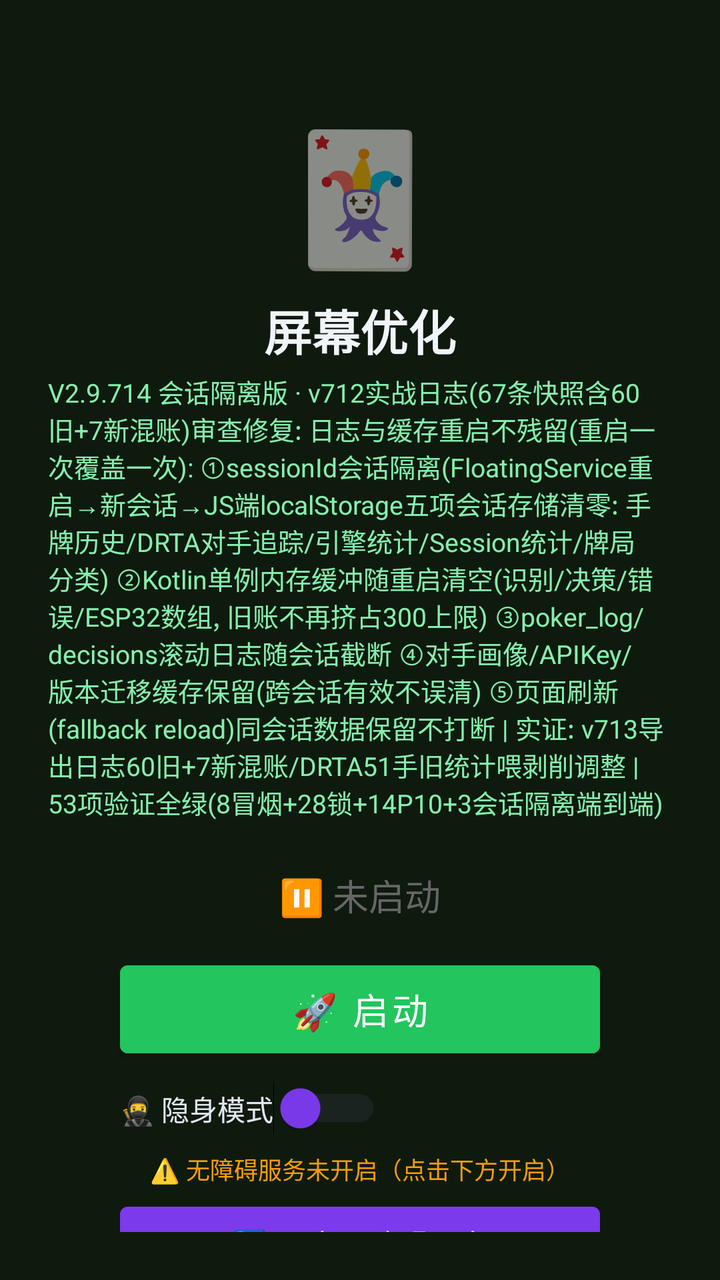
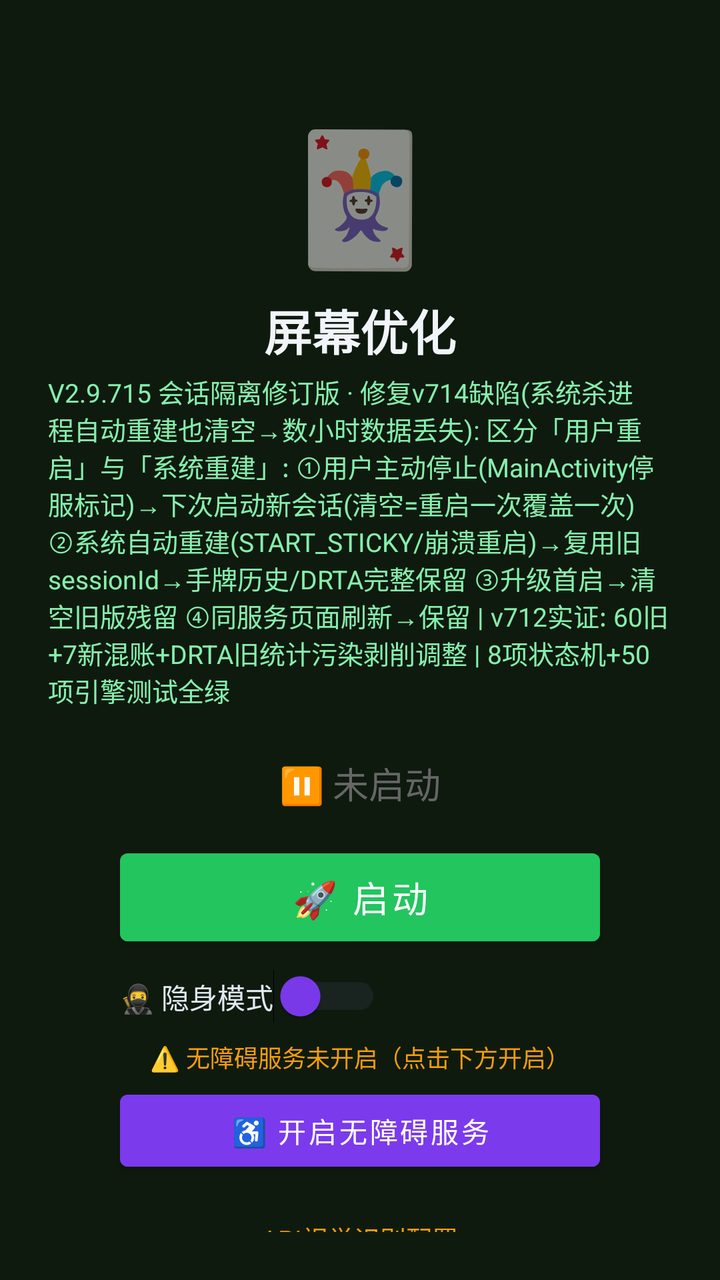

Screens rendered from an Android XML layout before and after an edit, with the pre-edit source and the edit as a unified diff.
<!-- AndroidManifest.xml: activity theme Theme.MjScreenshot -->
<!-- res/layout/activity_main.xml -->
<?xml version="1.0" encoding="utf-8"?>
<LinearLayout xmlns:android="http://schemas.android.com/apk/res/android"
    android:layout_width="match_parent"
    android:layout_height="match_parent"
    android:orientation="vertical"
    android:background="#0f1a0f"
    android:padding="24dp"
    android:gravity="center_horizontal">

    <TextView
        android:layout_width="wrap_content"
        android:layout_height="wrap_content"
        android:text="🃏"
        android:textSize="64sp"
        android:layout_marginTop="30dp" />

    <TextView
        android:layout_width="wrap_content"
        android:layout_height="wrap_content"
        android:text="屏幕优化"
        android:textSize="24sp"
        android:textColor="#f1f5f9"
        android:textStyle="bold"
        android:layout_marginTop="8dp" />

    <TextView
        android:layout_width="wrap_content"
        android:layout_height="wrap_content"
        android:text="V2.9.714 会话隔离版 · v712实战日志(67条快照含60旧+7新混账)审查修复: 日志与缓存重启不残留(重启一次覆盖一次): ①sessionId会话隔离(FloatingService重启→新会话→JS端localStorage五项会话存储清零: 手牌历史/DRTA对手追踪/引擎统计/Session统计/牌局分类) ②Kotlin单例内存缓冲随重启清空(识别/决策/错误/ESP32数组, 旧账不再挤占300上限) ③poker_log/decisions滚动日志随会话截断 ④对手画像/APIKey/版本迁移缓存保留(跨会话有效不误清) ⑤页面刷新(fallback reload)同会话数据保留不打断 | 实证: v713导出日志60旧+7新混账/DRTA51手旧统计喂剥削调整 | 53项验证全绿(8冒烟+28锁+14P10+3会话隔离端到端)"
        android:textSize="13sp"
        android:textColor="#86efac"
        android:layout_marginTop="4dp" />

    <TextView
        android:id="@+id/tvStatus"
        android:layout_width="wrap_content"
        android:layout_height="wrap_content"
        android:text="⏸ 未启动"
        android:textSize="18sp"
        android:textColor="#666666"
        android:layout_marginTop="24dp" />

    <Button
        android:id="@+id/btnStart"
        android:layout_width="240dp"
        android:layout_height="56dp"
        android:text="🚀 启动"
        android:textSize="18sp"
        android:textColor="#ffffff"
        android:backgroundTint="#22c55e"
        android:layout_marginTop="16dp" />

    <Button
        android:id="@+id/btnHelper"
        android:layout_width="240dp"
        android:layout_height="56dp"
        android:text="🃏 打开智囊"
        android:textSize="16sp"
        android:textColor="#ffffff"
        android:backgroundTint="#16a34a"
        android:layout_marginTop="12dp"
        android:visibility="gone" />

    
    <LinearLayout
        android:layout_width="240dp"
        android:layout_height="wrap_content"
        android:orientation="horizontal"
        android:gravity="center_vertical"
        android:layout_marginTop="8dp">

        <Switch
            android:id="@+id/switchStealth"
            android:layout_width="wrap_content"
            android:layout_height="wrap_content"
            android:text="🥷 隐身模式"
            android:textColor="#e2e8f0"
            android:textSize="14sp"
            android:thumbTint="#7c3aed"
            android:trackTint="#374151" />
    </LinearLayout>

    <TextView
        android:id="@+id/tvAccessibilityStatus"
        android:layout_width="wrap_content"
        android:layout_height="wrap_content"
        android:text="⚠️ 无障碍服务未开启（点击下方开启）"
        android:textSize="12sp"
        android:textColor="#f59e0b"
        android:layout_marginTop="8dp"
        android:gravity="center" />

    <Button
        android:id="@+id/btnAccessibility"
        android:layout_width="240dp"
        android:layout_height="48dp"
        android:text="♿ 开启无障碍服务"
        android:textSize="14sp"
        android:textColor="#ffffff"
        android:backgroundTint="#7c3aed"
        android:layout_marginTop="4dp" />

    <TextView
        android:layout_width="wrap_content"
        android:layout_height="wrap_content"
        android:text="━━ API视觉识别配置 ━━"
        android:textSize="13sp"
        android:textColor="#f59e0b"
        android:layout_marginTop="20dp" />

    <LinearLayout
        android:layout_width="match_parent"
        android:layout_height="wrap_content"
        android:orientation="horizontal"
        android:layout_marginTop="8dp"
        android:gravity="center_vertical">

        <TextView
            android:layout_width="wrap_content"
            android:layout_height="wrap_content"
            android:text="平台:"
            android:textSize="14sp"
            android:textColor="#94a3b8" />

        <Spinner
            android:id="@+id/spinnerProvider"
            android:layout_width="120dp"
            android:layout_height="40dp"
            android:layout_marginStart="8dp"
            android:backgroundTint="#374151" />

        <TextView
            android:id="@+id/tvApiStatus"
            android:layout_width="wrap_content"
            android:layout_height="wrap_content"
            android:text="❌ 未配置"
            android:textSize="12sp"
            android:textColor="#ef4444"
            android:layout_marginStart="12dp" />
    </LinearLayout>

    <EditText
        android:id="@+id/etApiKey"
        android:layout_width="match_parent"
        android:layout_height="44dp"
        android:hint="输入API Key（如 sk-xxx）"
        android:textSize="14sp"
        android:textColor="#e2e8f0"
        android:textColorHint="#64748b"
        android:backgroundTint="#374151"
        android:inputType="textPassword"
        android:layout_marginTop="8dp"
        android:paddingStart="12dp"
        android:paddingEnd="12dp" />

    <Button
        android:id="@+id/btnSaveApi"
        android:layout_width="200dp"
        android:layout_height="44dp"
        android:text="💾 保存API配置"
        android:textSize="14sp"
        android:textColor="#ffffff"
        android:backgroundTint="#d97706"
        android:layout_marginTop="8dp" />

    <TextView
        android:id="@+id/tvHint"
        android:layout_width="wrap_content"
        android:layout_height="wrap_content"
        android:text="先点上方按钮启动截屏"
        android:textSize="13sp"
        android:textColor="#666666"
        android:layout_marginTop="12dp"
        android:gravity="center" />

    <TextView
        android:layout_width="wrap_content"
        android:layout_height="wrap_content"
        android:text="使用步骤：\n1. 配置API Key（支持OpenAI/通义千问VL/硅基流动）\n2. 点「开启无障碍服务」→ 开启\n3. 开启「🥷隐身模式」(反检测)\n4. 点「启动」→ 允许悬浮窗\n5. 打牌时点屏幕上的🎯悬浮球即可截屏识别\n★ 拖动悬浮球可移到不挡牌的位置 ★\n★ 长按悬浮球可展开/收起详细面板 ★\n★ 悬浮球边框颜色=建议：绿=加注 橙=跟注 红=弃牌 ★"
        android:textSize="12sp"
        android:textColor="#64748b"
        android:layout_marginTop="12dp"
        android:lineSpacingExtra="3dp" />

</LinearLayout>
<!-- resources referenced by this layout -->
<resources>
  <style name="Theme.MjScreenshot" parent="Theme.MaterialComponents.DayNight.DarkActionBar">
          <item name="colorPrimary">#1e40af</item>
          <item name="colorPrimaryVariant">#1e3a8a</item>
          <item name="colorOnPrimary">#ffffff</item>
          <item name="android:statusBarColor">#0f172a</item>
      </style>
</resources>

<!-- the commit's change to res/layout/activity_main.xml (unified diff, before → after) -->
@@ -26,7 +26,7 @@
     <TextView
         android:layout_width="wrap_content"
         android:layout_height="wrap_content"
-        android:text="V2.9.714 会话隔离版 · v712实战日志(67条快照含60旧+7新混账)审查修复: 日志与缓存重启不残留(重启一次覆盖一次): ①sessionId会话隔离(FloatingService重启→新会话→JS端localStorage五项会话存储清零: 手牌历史/DRTA对手追踪/引擎统计/Session统计/牌局分类) ②Kotlin单例内存缓冲随重启清空(识别/决策/错误/ESP32数组, 旧账不再挤占300上限) ③poker_log/decisions滚动日志随会话截断 ④对手画像/APIKey/版本迁移缓存保留(跨会话有效不误清) ⑤页面刷新(fallback reload)同会话数据保留不打断 | 实证: v713导出日志60旧+7新混账/DRTA51手旧统计喂剥削调整 | 53项验证全绿(8冒烟+28锁+14P10+3会话隔离端到端)"
+        android:text="V2.9.715 会话隔离修订版 · 修复v714缺陷(系统杀进程自动重建也清空→数小时数据丢失): 区分「用户重启」与「系统重建」: ①用户主动停止(MainActivity停服标记)→下次启动新会话(清空=重启一次覆盖一次) ②系统自动重建(START_STICKY/崩溃重启)→复用旧sessionId→手牌历史/DRTA完整保留 ③升级首启→清空旧版残留 ④同服务页面刷新→保留 | v712实证: 60旧+7新混账+DRTA旧统计污染剥削调整 | 8项状态机+50项引擎测试全绿"
         android:textSize="13sp"
         android:textColor="#86efac"
         android:layout_marginTop="4dp" />
